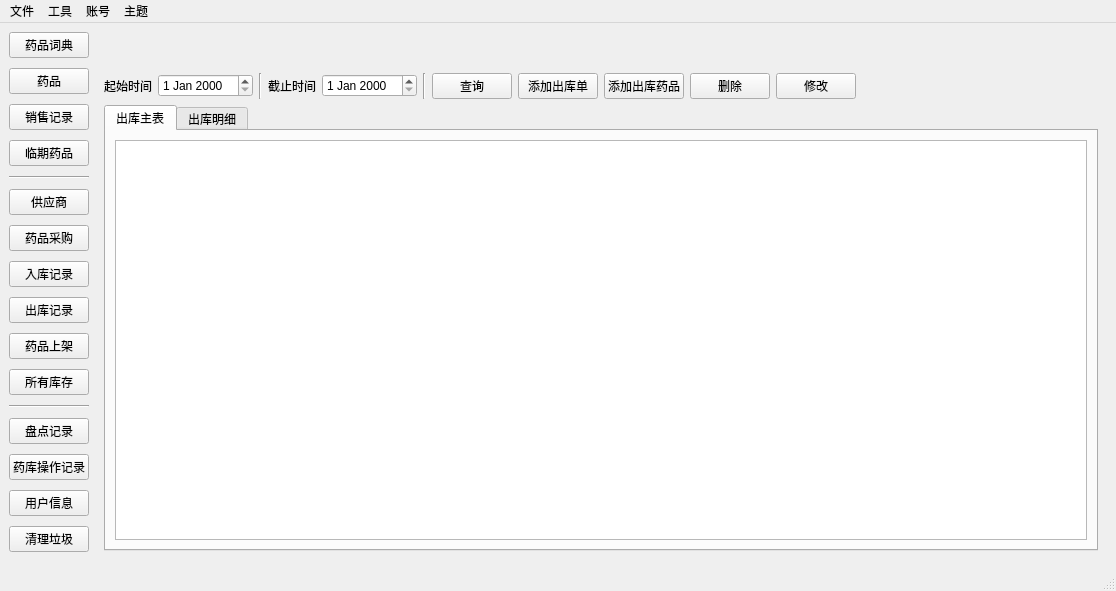
First picture: the form in ui_app/mainwondows.ui, repository live1089/pharmacy_system, before the edit.
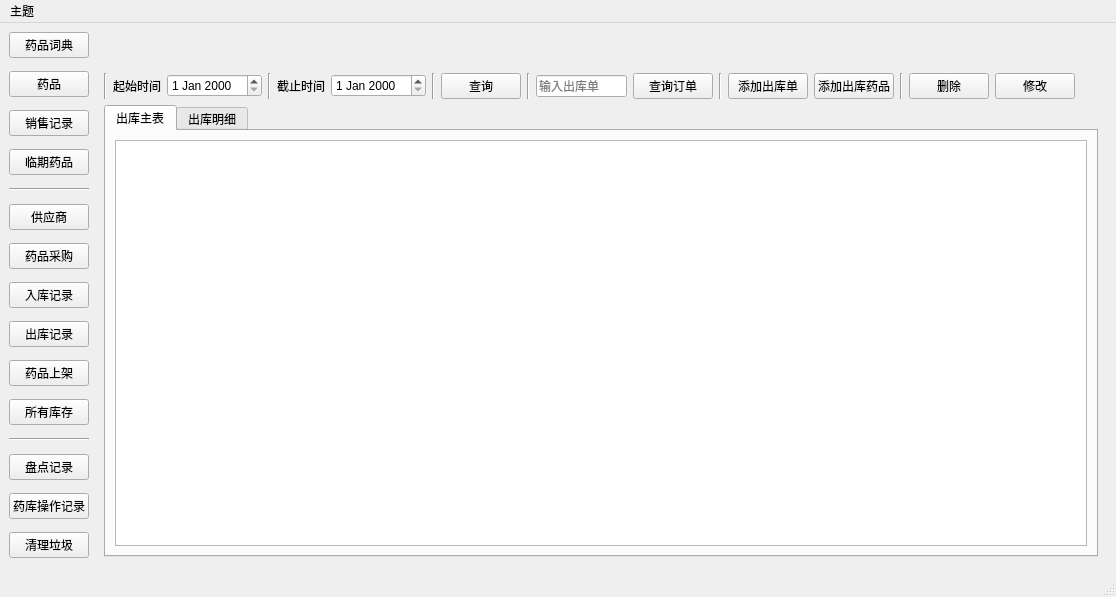
Second picture: the form after the edit. The open tabs and pages were chosen to show the change. Icons and pictures are not drawn.

```diff
--- a/ui_app/mainwondows.ui
+++ b/ui_app/mainwondows.ui
@@ -7,7 +7,7 @@
     <x>0</x>
     <y>0</y>
     <width>1116</width>
-    <height>591</height>
+    <height>597</height>
    </rect>
   </property>
   <property name="windowTitle">
@@ -137,14 +137,7 @@
        </widget>
       </item>
       <item>
-       <widget class="QPushButton" name="user_information">
-        <property name="text">
-         <string>用户信息</string>
-        </property>
-       </widget>
-      </item>
-      <item>
-       <widget class="QPushButton" name="pushButton">
+       <widget class="QPushButton" name="clear_btn">
         <property name="text">
          <string>清理垃圾</string>
         </property>
@@ -694,6 +687,13 @@
           </item>
           <item row="0" column="0">
            <layout class="QHBoxLayout" name="horizontalLayout_2">
+            <item>
+             <widget class="Line" name="line_8">
+              <property name="orientation">
+               <enum>Qt::Orientation::Vertical</enum>
+              </property>
+             </widget>
+            </item>
             <item>
              <widget class="QLabel" name="label_6">
               <property name="text">
@@ -735,6 +735,34 @@
               </property>
              </widget>
             </item>
+            <item>
+             <widget class="Line" name="line_10">
+              <property name="orientation">
+               <enum>Qt::Orientation::Vertical</enum>
+              </property>
+             </widget>
+            </item>
+            <item>
+             <widget class="QLineEdit" name="stock_out_number_lineEdit">
+              <property name="placeholderText">
+               <string>输入出库单</string>
+              </property>
+             </widget>
+            </item>
+            <item>
+             <widget class="QPushButton" name="stock_out_list_select_btn">
+              <property name="text">
+               <string>查询订单</string>
+              </property>
+             </widget>
+            </item>
+            <item>
+             <widget class="Line" name="line_36">
+              <property name="orientation">
+               <enum>Qt::Orientation::Vertical</enum>
+              </property>
+             </widget>
+            </item>
             <item>
              <widget class="QPushButton" name="stock_out_add_btn">
               <property name="text">
@@ -749,6 +777,13 @@
               </property>
              </widget>
             </item>
+            <item>
+             <widget class="Line" name="line_9">
+              <property name="orientation">
+               <enum>Qt::Orientation::Vertical</enum>
+              </property>
+             </widget>
+            </item>
             <item>
              <widget class="QPushButton" name="stock_out_del_btn">
               <property name="text">
@@ -1301,25 +1336,6 @@
      <height>33</height>
     </rect>
    </property>
-   <widget class="QMenu" name="menu">
-    <property name="title">
-     <string>文件</string>
-    </property>
-    <addaction name="actionout"/>
-    <addaction name="separator"/>
-    <addaction name="actionh"/>
-   </widget>
-   <widget class="QMenu" name="menu_2">
-    <property name="title">
-     <string>工具</string>
-    </property>
-   </widget>
-   <widget class="QMenu" name="menu_3">
-    <property name="title">
-     <string>账号</string>
-    </property>
-    <addaction name="actionfg"/>
-   </widget>
    <widget class="QMenu" name="menu_4">
     <property name="title">
      <string>主题</string>
@@ -1327,9 +1343,6 @@
     <addaction name="actiond"/>
     <addaction name="actionlight"/>
    </widget>
-   <addaction name="menu"/>
-   <addaction name="menu_2"/>
-   <addaction name="menu_3"/>
    <addaction name="menu_4"/>
   </widget>
   <widget class="QStatusBar" name="statusbar"/>
```
Left out of the diff: 366 changed lines with no effect on the pictures.
